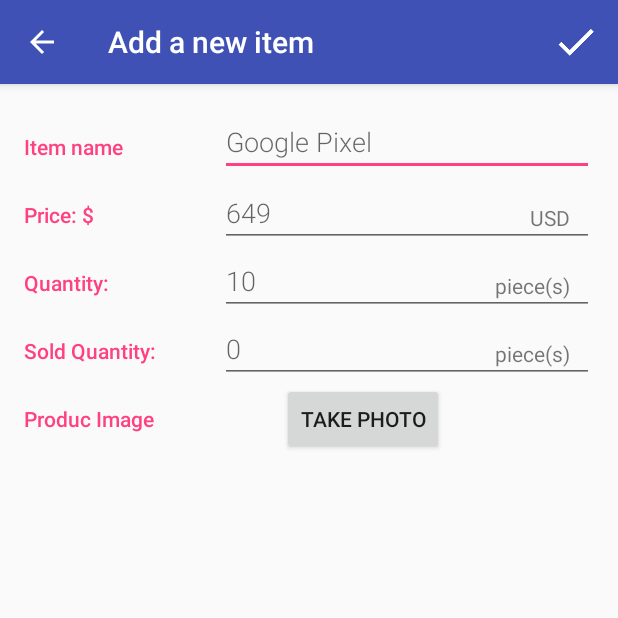
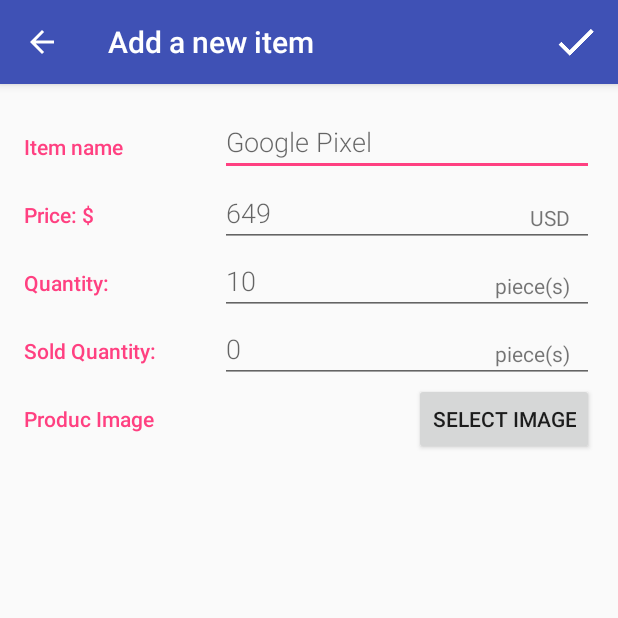
Before and after one commit to Minnovate/Inventory-App, an Android app: the screen it shows after launch (ContentActivity), after a tap on an icon or button, on a phone screen of 412 x 824 dp, the top half of it. Run offline under Robolectric (Android 15) with nearby library versions, the phone set to English and light mode, and no system bars.

Commit message:
ImageSelection
Added image selection in this version

```diff
--- a/InventoryApp/app/src/main/java/com/example/android/inventoryapp/MainActivity.java
+++ b/InventoryApp/app/src/main/java/com/example/android/inventoryapp/MainActivity.java
@@ -96,7 +96,9 @@ public class MainActivity extends AppCompatActivity implements LoaderManager.Loa
                 InvEntry._ID,
                 InvEntry.COLUMN_INV_NAME,
                 InvEntry.COLUMN_INV_PRICE,
-                InvEntry.COLUMN_INV_QUANTITY};
+                InvEntry.COLUMN_INV_QUANTITY,
+                InvEntry.COLUMN_INV_SOLD,
+                InvEntry.COLUMN_INV_IMAGE};
 
         // This loader will execute the ContentProvider's query method on a background thread
         return new CursorLoader(this,   // Parent activity context
--- a/InventoryApp/app/src/main/java/com/example/android/inventoryapp/data/InvContract.java
+++ b/InventoryApp/app/src/main/java/com/example/android/inventoryapp/data/InvContract.java
@@ -42,5 +42,8 @@ public final class InvContract {
         public final static String COLUMN_INV_PRICE = "price";
         public final static String COLUMN_INV_SOLD = "sold";
         public final static String COLUMN_INV_IMAGE = "imagePath";
+        public static String getIdFromUri(Uri uri) {
+            return uri.getPathSegments().get(1);
+        }
     }
 }
--- a/InventoryApp/app/src/main/res/layout/content_main.xml
+++ b/InventoryApp/app/src/main/res/layout/content_main.xml
@@ -154,22 +154,22 @@
             android:text="@string/label_image"
             style="@style/CategoryStyle" />
         <Button
-            android:id="@+id/takePhoto"
             android:layout_width="wrap_content"
             android:layout_height="wrap_content"
+            android:id="@+id/imageButton"
             android:layout_centerInParent="true"
             android:onClick="onClick"
-            android:text="Take Photo" />
+            android:text="@string/selectImage" />
 
-        <!-- Image fields -->
-        <ImageView
-            android:layout_width="100dp"
-            android:layout_height="100dp"
-            android:id="@+id/product_image"
-            android:layout_alignParentTop="true"
-            android:layout_centerHorizontal="true" />
     </LinearLayout>
-
+    <!-- Image fields -->
+    <ImageView
+        android:layout_width="@dimen/imageSize"
+        android:layout_height="@dimen/imageSize"
+        android:id="@+id/product_image"
+        android:layout_gravity="center"
+        android:layout_alignParentTop="true"
+        android:layout_centerHorizontal="true" />
     <LinearLayout
         android:layout_width="match_parent"
         android:layout_height="wrap_content"
--- a/InventoryApp/app/src/main/res/values/dimens.xml
+++ b/InventoryApp/app/src/main/res/values/dimens.xml
@@ -7,4 +7,5 @@
     <dimen name="textPadding">44dp</dimen>
     <dimen name="textSize">16sp</dimen>
     <dimen name="paddingTop">8dp</dimen>
+    <dimen name="imageSize">188dp</dimen>
 </resources>
--- a/InventoryApp/app/src/main/res/values/strings.xml
+++ b/InventoryApp/app/src/main/res/values/strings.xml
@@ -53,6 +53,7 @@
         \n- Click Restock to increase the inventory by 1 unit
         \n- Click Buy to contact Supplier</string>
 
+    <string name="selectImage">Select Image</string>
     <string name="sell">Sell</string>
     <string name="restock">Restock</string>
     <string name="ordermore">Order more</string>
--- a/InventoryApp/build.gradle
+++ b/InventoryApp/build.gradle
@@ -5,7 +5,7 @@ buildscript {
         jcenter()
     }
     dependencies {
-        classpath 'com.android.tools.build:gradle:2.2.0'
+        classpath 'com.android.tools.build:gradle:2.2.1'
 
         // NOTE: Do not place your application dependencies here; they belong
         // in the individual module build.gradle files
```
Also changed, not shown: InventoryApp/app/src/main/java/com/example/android/inventoryapp/ContentActivity.java (+84 -101 lines), InventoryApp/app/src/main/java/com/example/android/inventoryapp/data/InvDbHelper.java (+11 -5 lines), InventoryApp/app/src/main/java/com/example/android/inventoryapp/data/InvProvider.java (+7 -1 lines).
